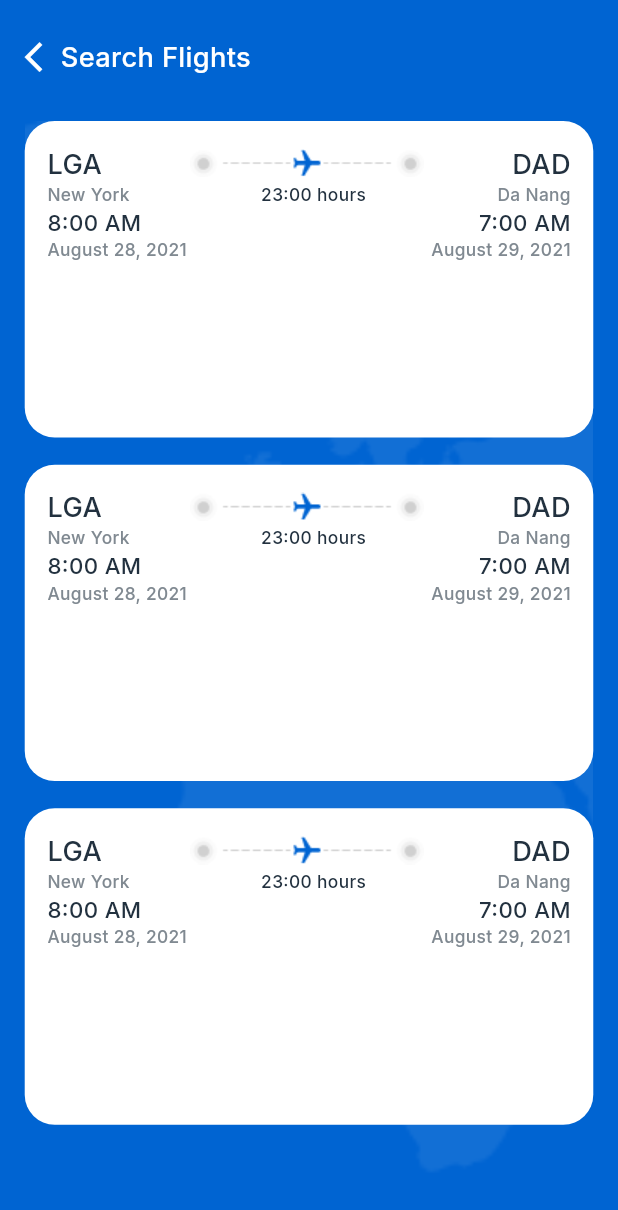
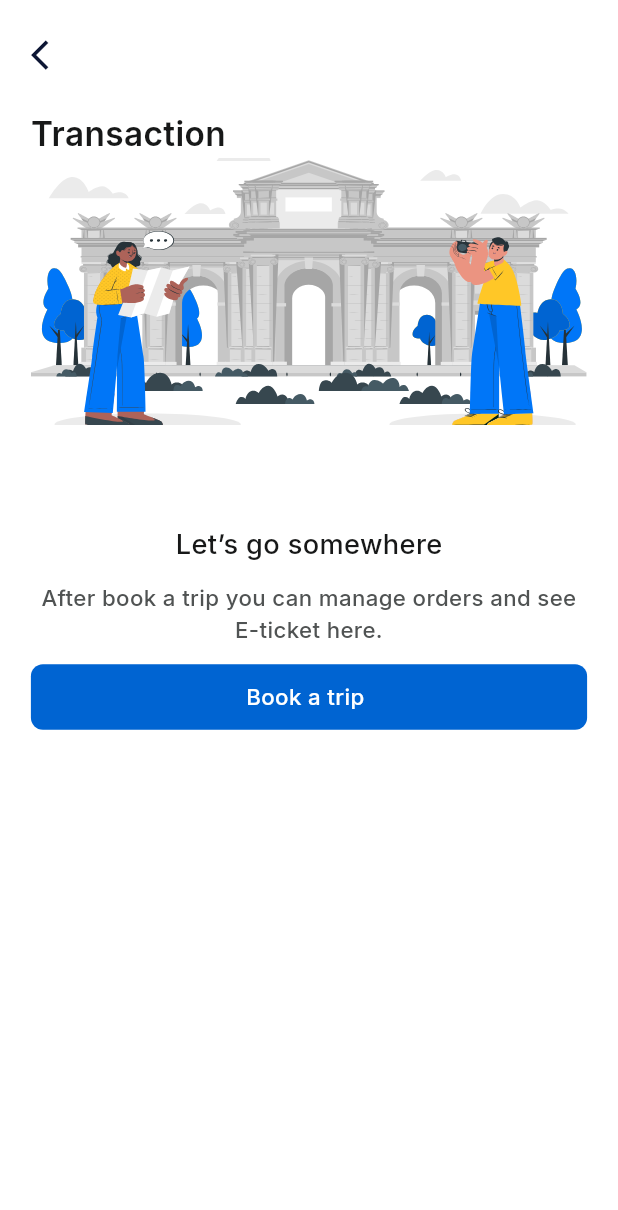
Before and after one commit to DhanashreeC2W/Ticket_Booking_App, a Flutter app: the screen it shows after launch, on a phone screen of 412 x 824 dp. Shown: the top 1210 px of the screen. Run offline on Flutter 3.47's test engine with Material 3 defaults, Android fonts, the phone set to English and light mode, and no system bars; our stand-ins replace flutter_otp_text_field, flutter_svg, get, google_fonts, smooth_page_indicator; missing offline and left inert: bulleted_list, dotted_separator.

Commit message:
"Screens complete"

```diff
--- a/lib/main.dart
+++ b/lib/main.dart
@@ -1,9 +1,9 @@
 import 'package:flutter/material.dart';
 import 'package:get/get.dart';
 import 'package:ticket_booking_app/view/Screens/Account%20Screen/account_screen.dart';
-import 'package:ticket_booking_app/view/Screens/Delete%20Account%20Screen/delete_account.dart';
-import 'package:ticket_booking_app/view/Screens/Home%20Screen/home_screen.dart';
-import 'package:ticket_booking_app/view/Screens/Search%20Result%20Screen/search_result_screen.dart';
+import 'package:ticket_booking_app/view/Screens/Settings%20Screens/email_mobile_no_screen.dart';
+import 'package:ticket_booking_app/view/Screens/Transaction%20Screen/transaction_screen.dart';
+
 void main() {
   runApp(const MainApp());
 }
@@ -15,7 +15,7 @@ class MainApp extends StatelessWidget {
   Widget build(BuildContext context) {
     return const GetMaterialApp(
       debugShowCheckedModeBanner: false,
-      home: SearchResultScreen(),
+      home: TransactionScreen(),
     );
   }
 }
--- a/lib/view/Screens/Search Result Screen/search_result_screen.dart
+++ b/lib/view/Screens/Search Result Screen/search_result_screen.dart
@@ -19,16 +19,22 @@ class SearchResultScreen extends StatelessWidget {
             Padding(
               padding: EdgeInsets.only(
                 top: deviceHeight * 0.03,
-                left: deviceWidth * 0.04, //16
-                right: deviceWidth * 0.04, //16
+                left: deviceWidth * 0.05,
+                right: deviceWidth * 0.05,
               ),
               child: Column(
                 children: [
                   Row(
                     children: [
+                      ///BACK BUTTON
                       const BackButtonWidget(
                         isWhiteColor: true,
                       ),
+                      SizedBox(
+                        width: deviceWidth / 4.5,
+                      ),
+
+                      ///TOP NAME
                       Text(
                         "Search Flights",
                         style: GoogleFonts.inter(
@@ -43,16 +49,20 @@ class SearchResultScreen extends StatelessWidget {
                     height: 30,
                   ),
                   Container(
-                    height: deviceHeight,
+                    // height: double.infinity,
                     decoration: const BoxDecoration(
                       image: DecorationImage(
                         image: AssetImage("assets/images/Global Map.png"),
                         fit: BoxFit.cover,
                       ),
                     ),
+
+                    ///LISTVIEW BUILDER TO SHOW SEARCH CARDS
                     child: ListView.builder(
-                        itemCount: 3,
+                        shrinkWrap: true,
+                        itemCount: 5,
                         itemBuilder: (context, index) {
+                          ///CARD WIDGET
                           return const SearchCardWidget();
                         }),
                   ),
--- a/lib/view/Screens/Search Result Screen/widget/search_card_widget.dart
+++ b/lib/view/Screens/Search Result Screen/widget/search_card_widget.dart
@@ -1,7 +1,9 @@
 import 'dart:developer';
-
 import 'package:flutter/material.dart';
+import 'package:flutter_svg/flutter_svg.dart';
 import 'package:google_fonts/google_fonts.dart';
+import 'package:ticket_booking_app/view/Screens/Search%20Result%20Screen/widget/text_format.dart';
+import 'package:dotted_separator/dotted_separator.dart';
 
 class SearchCardWidget extends StatelessWidget {
   const SearchCardWidget({super.key});
@@ -10,50 +12,38 @@ class SearchCardWidget extends StatelessWidget {
   Widget build(BuildContext context) {
     final deviceWidth = MediaQuery.sizeOf(context).width;
     final deviceHeight = MediaQuery.sizeOf(context).height;
-    log("${deviceHeight * 0.018}");
+    log("${deviceHeight * 0.010}");
+    ///SEARCH CARD WIDGET
     return Container(
-      height: deviceHeight * 0.256,
+      height: deviceHeight * 0.24,
       width: deviceWidth * 0.608,
       margin: EdgeInsets.only(bottom: deviceHeight * 0.022),
-      padding: const EdgeInsets.all(15),
       decoration: BoxDecoration(
         borderRadius: BorderRadius.circular(20),
-          color: const Color.fromRGBO(255, 255, 255, 1)),
+        color: const Color.fromRGBO(255, 255, 255, 1),
+      ),
+      child: Column(
+        children: [
+          Padding(
+            padding: EdgeInsets.all(deviceHeight * 0.018),
             child: Column(
               children: [
                 Row(
                   mainAxisAlignment: MainAxisAlignment.spaceBetween,
                   children: [
-              Text(
-                "LGA",
-                style: GoogleFonts.inter(
-                  color: const Color.fromRGBO(34, 49, 63, 1),
-                  fontWeight: FontWeight.w500,
-                  fontSize: deviceHeight * 0.022,
+                    const TextFormat(data: "LGA"),
+                    SvgPicture.asset(
+                      "assets/svg/flight_trip_icon.svg",
+                      width: deviceWidth / 1.9,
+                      fit: BoxFit.cover,
                     ),
-              ),
-              Image.asset("assets/icons/flight_trip_icon.png"),
-              Text(
-                "DAD",
-                style: GoogleFonts.inter(
-                  color: const Color.fromRGBO(34, 49, 63, 1),
-                  fontWeight: FontWeight.w500,
-                  fontSize: deviceHeight * 0.022,
-                ),
-              ),
+                    const TextFormat(data: "DAD"),
                   ],
                 ),
                 Row(
                   mainAxisAlignment: MainAxisAlignment.spaceBetween,
                   children: [
-              Text(
-                "New York",
-                style: GoogleFonts.inter(
-                  color: const Color.fromRGBO(128, 137, 145, 1),
-                  fontWeight: FontWeight.w500,
-                  fontSize: deviceHeight * 0.014, //12
-                ),
-              ),
+                    const TextFormat(data: "New York"),
                     Text(
                       "23:00 hours",
                       style: GoogleFonts.inter(
@@ -62,57 +52,73 @@ class SearchCardWidget extends StatelessWidget {
                         fontSize: deviceHeight * 0.014,
                       ),
                     ),
-              Text(
-                "Da Nang",
-                style: GoogleFonts.inter(
-                  color: const Color.fromRGBO(128, 137, 145, 1),
-                  fontWeight: FontWeight.w500,
-                  fontSize: deviceHeight * 0.014, //12
+                    const TextFormat(data: "Da Nang"),
+                  ],
+                ),
+                SizedBox(height: deviceHeight * 0.03),
+                const Row(
+                  mainAxisAlignment: MainAxisAlignment.spaceBetween,
+                  children: [
+                    TextFormat(data: "8:00 AM"),
+                    TextFormat(data: "7:00 AM"),
+                  ],
+                ),
+                const Row(
+                  mainAxisAlignment: MainAxisAlignment.spaceBetween,
+                  children: [
+                    TextFormat(data: "August 28, 2021"),
+                    TextFormat(data: "August 29, 2021"),
+                  ],
+                ),
+              ],
+            ),
+          ),
+          Row(
+            mainAxisAlignment: MainAxisAlignment.spaceBetween,
+            children: [
+              // Left circle
+              Container(
+                height: 24,
+                width: 24,
+                decoration: const BoxDecoration(
+                  color: Color.fromRGBO(0, 100, 210, 1),
+                  shape: BoxShape.circle,
+                ),
+              ),
+              // Dotted separator
+              Expanded(
+                child: DashedLine(
+                  height: 2,
+                  width: deviceWidth,
+                  axis: Axis.horizontal,
+                  dashWidth: 9,
+                  dashSpace: 3,
+                  strokeWidth: 1.7,
+                  color: const Color.fromRGBO(230, 232, 233, 1),
+                  padding: const EdgeInsets.symmetric(horizontal: 8),
+                ),
+              ),
+              // Right circle
+              Container(
+                height: 24,
+                width: 24,
+                decoration: const BoxDecoration(
+                  color: Color.fromRGBO(0, 100, 210, 1),
+                  shape: BoxShape.circle,
                 ),
               ),
             ],
           ),
-          Row(
-            mainAxisAlignment: MainAxisAlignment.spaceBetween,
+          Padding(
+            padding:  EdgeInsets.only(left: deviceHeight * 0.018,right: deviceHeight * 0.018),
+            child: Row(
               children: [
-              Text(
-                "8:00 AM",
-                style: GoogleFonts.inter(
-                  color: const Color.fromRGBO(34, 49, 63, 1),
-                  fontWeight: FontWeight.w500,
-                  fontSize: deviceHeight * 0.018, //16
-                ),
-              ),
-              Text(
-                "7:00 AM",
-                style: GoogleFonts.inter(
-                  color: const Color.fromRGBO(34, 49, 63, 1),
-                  fontWeight: FontWeight.w500,
-                  fontSize: deviceHeight * 0.018, //16
-                ),
-              ),
+                SvgPicture.asset("assets/svg/qatar_logo.svg"),
+                const TextFormat(data: "Qatar Airway"),
+                const Spacer(),
+                const TextFormat(data: "\$ 340")
               ],
             ),
-          Row(
-            mainAxisAlignment: MainAxisAlignment.spaceBetween,
-            children: [
-              Text(
-                "August 28, 2021",
-                style: GoogleFonts.inter(
-                  color: const Color.fromRGBO(128, 137, 145, 1),
-                  fontWeight: FontWeight.w500,
-                  fontSize: deviceHeight * 0.014, //12
-                ),
-              ),
-              Text(
-                "August 29, 2021",
-                style: GoogleFonts.inter(
-                  color: const Color.fromRGBO(128, 137, 145, 1),
-                  fontWeight: FontWeight.w500,
-                  fontSize: deviceHeight * 0.014, //12
-                ),
-              ),
-            ],
           )
         ],
       ),
--- a/lib/view/Screens/Transaction Details Screen/Widget/refund_ticket_button_widget.dart
+++ b/lib/view/Screens/Transaction Details Screen/Widget/refund_ticket_button_widget.dart
@@ -13,7 +13,7 @@ class RefundTicketButtonWidget extends StatelessWidget {
       height: deviceHeight * 0.053,
       width: deviceWidth,
       margin: EdgeInsets.only(
-          top: deviceHeight * 0.021, bottom: deviceHeight /4.4),
+          top: deviceHeight * 0.021, bottom: deviceHeight /5),
       decoration: BoxDecoration(
           color: const Color.fromRGBO(252, 233, 233, 1),
           borderRadius: BorderRadius.circular(8)),
--- /dev/null
+++ b/lib/view/Screens/Transaction Screen/transaction_screen.dart
@@ -0,0 +1,91 @@
+import 'dart:developer';
+
+import 'package:flutter/material.dart';
+import 'package:flutter_svg/flutter_svg.dart';
+import 'package:google_fonts/google_fonts.dart';
+
+import '../../Widgets/back_button_widget.dart';
+import '../../Widgets/button_widget.dart';
+
+class TransactionScreen extends StatelessWidget {
+  const TransactionScreen({super.key});
+
+  @override
+  Widget build(BuildContext context) {
+    final deviceWidth = MediaQuery.sizeOf(context).width;
+    final deviceHeight = MediaQuery.sizeOf(context).height;
+    log("${deviceHeight * 0.018}");
+    return Scaffold(
+      backgroundColor: const Color.fromRGBO(255, 255, 255, 1),
+      body: Padding(
+        padding: EdgeInsets.only(
+          top: deviceHeight * 0.03,
+          left: deviceWidth * 0.05,
+          right: deviceWidth * 0.05,
+        ),
+        child: Column(
+          crossAxisAlignment: CrossAxisAlignment.start,
+          children: [
+            //BACK BUTTON AT TOP
+            const BackButtonWidget(),
+            SizedBox(
+              height: deviceHeight * 0.03,
+            ),
+
+            ///TEXT AFTER BACK BUTTON
+            Text(
+              "Transaction",
+              style: GoogleFonts.inter(
+                color: const Color.fromRGBO(23, 24, 24, 1),
+                fontWeight: FontWeight.w600,
+                fontSize: deviceHeight * 0.027,
+              ),
+            ),
+
+            ///IMAGE
+            SvgPicture.asset(
+              "assets/svg/transaction_img.svg",
+              width: deviceWidth,
+              height: deviceHeight * 0.216,
+              fit: BoxFit.cover,
+            ),
+            SizedBox(
+              height: deviceHeight * 0.08,
+            ),
+            SizedBox(
+              height: deviceHeight / 6,
+              child: Column(
+                crossAxisAlignment: CrossAxisAlignment.center,
+                mainAxisAlignment: MainAxisAlignment.spaceBetween,
+                children: [
+                  Text(
+                    "Let’s go somewhere",
+                    style: GoogleFonts.inter(
+                      color: const Color.fromRGBO(23, 24, 24, 1),
+                      fontWeight: FontWeight.w500,
+                      fontSize: deviceHeight * 0.022, //22,
+                    ),
+                  ),
+                  Text(
+                    "After book a trip you can manage orders and see E-ticket here.",
+                    textAlign: TextAlign.center,
+                    style: GoogleFonts.inter(
+                      color: const Color.fromRGBO(80, 83, 83, 1),
+                      fontWeight: FontWeight.w500,
+                      fontSize: deviceHeight * 0.018, //16,
+                    ),
+                  ),
+                  const ButtonWidget(
+                    buttonText: "Book a trip",
+                    buttonColor: Color.fromRGBO(0, 100, 210, 1),
+                    isFullWidth: true,
+                  )
+                ],
+              ),
+            )
+          ],
+        ),
+      ),
+    );
+  }
+}
--- a/pubspec.yaml
+++ b/pubspec.yaml
@@ -8,12 +8,16 @@ environment:
 
 dependencies:
   bulleted_list: ^0.0.1+0.1a
+
+
   flutter:
     sdk: flutter
   flutter_otp_text_field: ^1.2.0
   get: ^4.6.6
   google_fonts: ^6.2.1
   smooth_page_indicator: ^1.2.0+3
+  dotted_separator: ^1.0.6
+  flutter_svg: ^2.0.10+1
 
 dev_dependencies:
   flutter_test:
@@ -26,3 +30,4 @@ flutter:
   assets:
     - assets/images/
     - assets/icons/
+    - assets/svg/
```
Also changed, not shown: lib/view/Screens/Account Screen/Widgets/account_options_widgets.dart (added, +63 -0 lines), lib/view/Screens/Account Screen/account_screen.dart (+37 -5 lines), lib/view/Screens/Home Screen/Widget/homescreen_container.dart (+11 -4 lines), lib/view/Screens/Search Result Screen/widget/text_format.dart (added, +62 -0 lines), lib/view/Screens/Settings Screens/email_mobile_no_screen.dart (added, +113 -0 lines), assets/svg/flight_trip_icon.svg (added), assets/svg/qatar_logo.svg (added), assets/svg/transaction_img.svg (added), pubspec.lock. Lines whose indentation alone changed are shown as unchanged.
